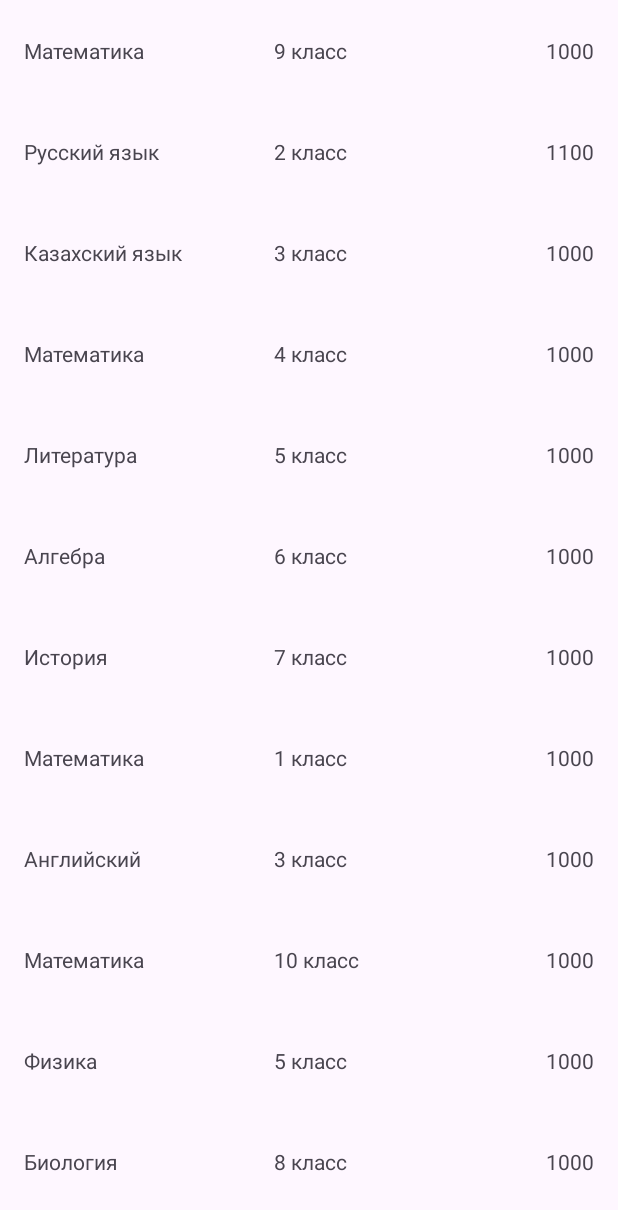
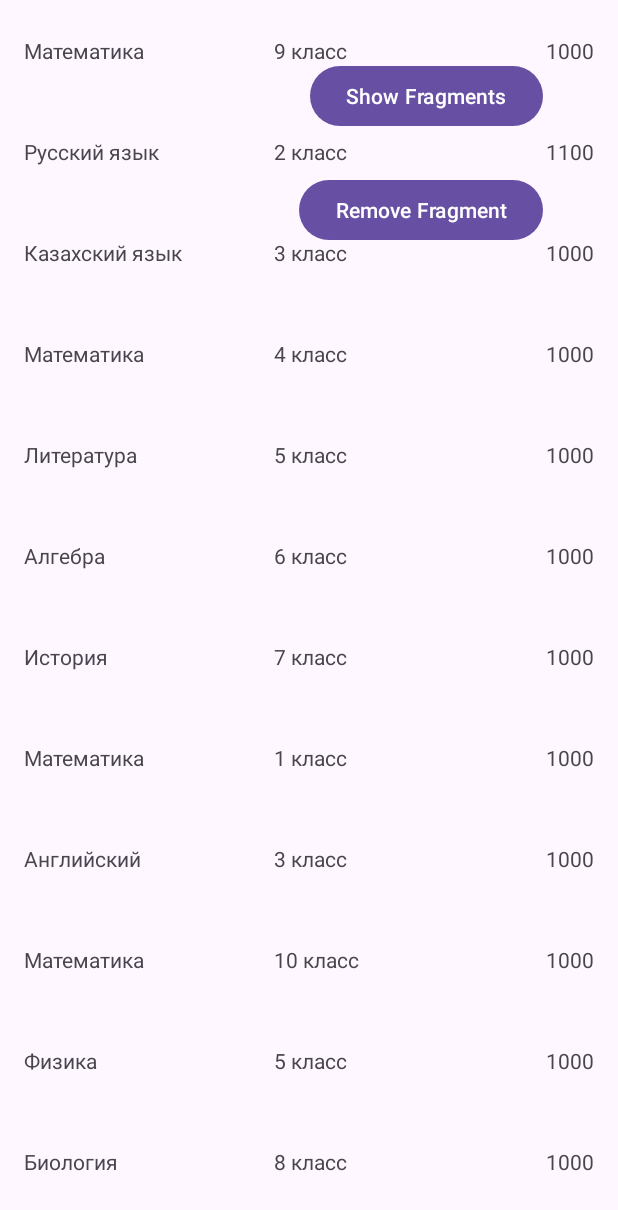
Before and after one commit to yyerali/RecyclerView, an Android app: the screen it shows after launch (MainActivity), on a phone screen of 412 x 824 dp. Shown: the top 1210 px of the screen. Run offline under Robolectric (Android 15) with nearby library versions, the phone set to English and light mode, and no system bars.

Commit message:
fragment homework

```diff
--- /dev/null
+++ b/app/src/main/java/com/example/test/ExampleFirstFragment.kt
@@ -0,0 +1,19 @@
+package com.example.test
+
+import android.os.Bundle
+import androidx.fragment.app.Fragment
+import android.view.LayoutInflater
+import android.view.View
+import android.view.ViewGroup
+
+
+class ExampleFirstFragment : Fragment() {
+    override fun onCreateView(
+        inflater: LayoutInflater, container: ViewGroup?,
+        savedInstanceState: Bundle?
+    ): View? {
+        // Inflate the layout for this fragment
+        return inflater.inflate(R.layout.fragment_example_first, container, false)
+    }
+
+}
--- /dev/null
+++ b/app/src/main/java/com/example/test/ExampleSecondFragment.kt
@@ -0,0 +1,24 @@
+package com.example.test
+
+import android.os.Bundle
+import androidx.fragment.app.Fragment
+import android.view.LayoutInflater
+import android.view.View
+import android.view.ViewGroup
+
+
+class ExampleSecondFragment : Fragment() {
+    override fun onCreateView(
+        inflater: LayoutInflater, container: ViewGroup?,
+        savedInstanceState: Bundle?
+    ): View? {
+        // Inflate the layout for this fragment
+        return inflater.inflate(R.layout.fragment_example_second, container, false)
+    }
+
+    override fun onViewCreated(view: View, savedInstanceState: Bundle?) {
+        super.onViewCreated(view, savedInstanceState)
+
+
+    }
+}
--- a/app/src/main/java/com/example/test/MainActivity.kt
+++ b/app/src/main/java/com/example/test/MainActivity.kt
@@ -40,6 +40,25 @@ class MainActivity : AppCompatActivity() {
         binding.rcProducts.adapter = adapter
         adapter.submitList(listOfProduct)
 
+        val fragment1 = ExampleFirstFragment()
+        val fragment2 = ExampleSecondFragment()
+        var one = true
+        var two = false
+        binding.buttonShowFragmentFirst.setOnClickListener {
+            if (one){
+                supportFragmentManager.beginTransaction().add(binding.tvPlaceOfFragment.id, fragment1).commit()
+                one = false
+            } else {
+                supportFragmentManager.beginTransaction().replace(binding.tvPlaceOfFragment.id, fragment2).commit()
+                one = true
+            }
+        }
+
+
+        binding.buttonremove.setOnClickListener {
+            supportFragmentManager.beginTransaction().remove(fragment1).commit()
+            supportFragmentManager.beginTransaction().remove(fragment2).commit()
+        }
         ViewCompat.setOnApplyWindowInsetsListener(findViewById(R.id.main)) { v, insets ->
             val systemBars = insets.getInsets(WindowInsetsCompat.Type.systemBars())
             v.setPadding(systemBars.left, systemBars.top, systemBars.right, systemBars.bottom)
--- a/app/src/main/res/layout/activity_main.xml
+++ b/app/src/main/res/layout/activity_main.xml
@@ -15,6 +15,38 @@
         app:layoutManager="androidx.recyclerview.widget.LinearLayoutManager"
         app:layout_constraintBottom_toBottomOf="parent"
         app:layout_constraintEnd_toEndOf="parent"
+        app:layout_constraintHorizontal_bias="0.0"
         app:layout_constraintStart_toStartOf="parent"
+        app:layout_constraintTop_toTopOf="parent"
+        app:layout_constraintVertical_bias="0.0" />
+
+    <Button
+        android:id="@+id/buttonremove"
+        android:layout_width="wrap_content"
+        android:layout_height="wrap_content"
+        android:layout_marginTop="28dp"
+        android:text="Remove Fragment"
+        app:layout_constraintEnd_toEndOf="@+id/buttonShowFragmentFirst"
+        app:layout_constraintTop_toBottomOf="@+id/buttonShowFragmentFirst" />
+
+    <Button
+        android:id="@+id/buttonShowFragmentFirst"
+        android:layout_width="wrap_content"
+        android:layout_height="wrap_content"
+        android:layout_marginTop="40dp"
+        android:layout_marginEnd="50dp"
+        android:text="Show Fragments"
+        app:layout_constraintEnd_toEndOf="parent"
         app:layout_constraintTop_toTopOf="parent" />
+
+    <FrameLayout
+        android:id="@+id/tvPlaceOfFragment"
+        android:layout_width="0dp"
+        android:layout_height="500dp"
+        app:layout_constraintBottom_toBottomOf="@+id/rcProducts"
+        app:layout_constraintEnd_toEndOf="@+id/rcProducts"
+        app:layout_constraintHorizontal_bias="0.0"
+        app:layout_constraintStart_toStartOf="@+id/rcProducts">
+
+    </FrameLayout>
 </androidx.constraintlayout.widget.ConstraintLayout>
--- a/app/src/main/res/values/strings.xml
+++ b/app/src/main/res/values/strings.xml
@@ -1,3 +1,5 @@
 <resources>
     <string name="app_name">Test</string>
+    <!-- TODO: Remove or change this placeholder text -->
+    <string name="hello_blank_fragment">Hello blank fragment</string>
 </resources>
```
Also changed, not shown: app/src/main/res/layout/fragment_example_first.xml (added, +15 -0 lines), app/src/main/res/layout/fragment_example_second.xml (added, +22 -0 lines), 1 other file.
